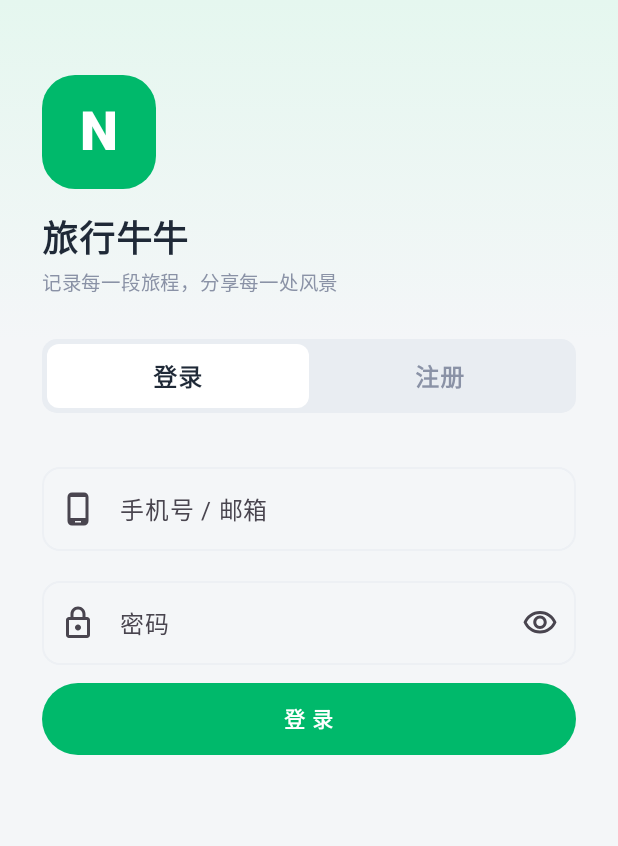
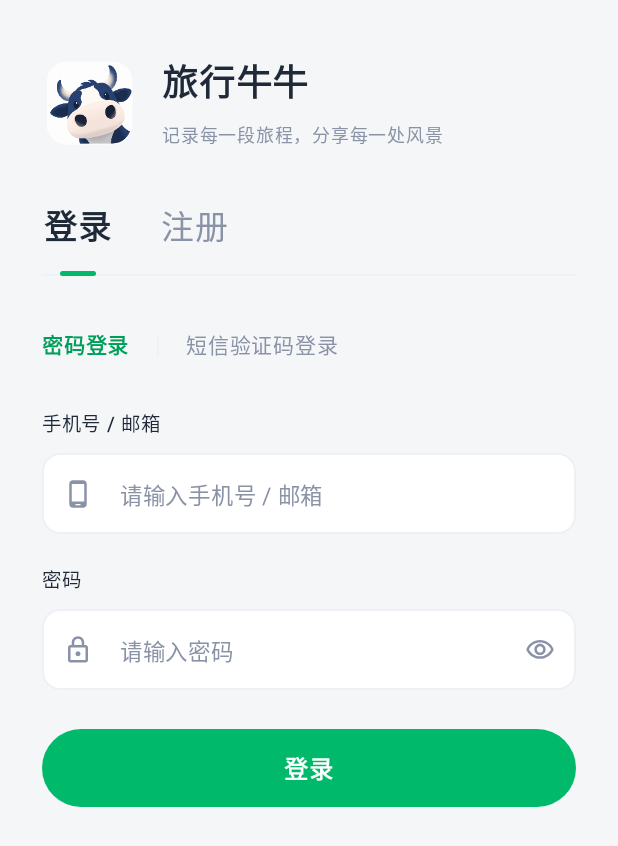
Before and after one commit to yanqishi1/NiuTrip, an Android app built with Jetpack Compose: the LoginScreen screen opened through its navigation route, on a phone screen of 412 x 824 dp. Shown: the top 846 px of the screen. Run offline under Robolectric (Android 15) with nearby library versions, the phone set to English and light mode, and no system bars; our stand-ins replace Room's generated code; libraries missing offline, so code that uses them is left out: com.amap.api.

Commit message:
feat: add SMS authentication and refresh login screen

```diff
--- a/app/src/main/java/com/niutrip/app/data/remote/ApiService.kt
+++ b/app/src/main/java/com/niutrip/app/data/remote/ApiService.kt
@@ -6,7 +6,9 @@ import retrofit2.http.*
 
 interface ApiService {
     @POST("auth/register/") suspend fun register(@Body body: RegisterIn): LoginOut
-    @POST("auth/email-code/") suspend fun sendEmailCode(@Body body: EmailCodeIn): EmailCodeOut
+    @POST("auth/email-code/") suspend fun sendEmailCode(@Body body: EmailCodeIn): VerificationCodeOut
+    @POST("auth/sms-code/") suspend fun sendSmsCode(@Body body: SmsCodeIn): VerificationCodeOut
+    @POST("auth/sms-login/") suspend fun smsLogin(@Body body: SmsLoginIn): LoginOut
     @POST("auth/login/") suspend fun login(@Body body: LoginIn): LoginOut
     @GET("user/profile/") suspend fun profile(): UserDto
     @PUT("user/profile/") suspend fun updateProfile(@Body body: ProfileUpdateIn): UserDto
--- a/app/src/main/java/com/niutrip/app/data/remote/Dtos.kt
+++ b/app/src/main/java/com/niutrip/app/data/remote/Dtos.kt
@@ -19,9 +19,12 @@ import kotlinx.serialization.Serializable
     val phone: String? = null,
     val email: String? = null,
     val email_code: String? = null,
+    val sms_code: String? = null,
 )
 @Serializable data class EmailCodeIn(val email: String)
-@Serializable data class EmailCodeOut(val detail: String, val expires_in: Int, val retry_after: Int)
+@Serializable data class SmsCodeIn(val phone: String, val purpose: String)
+@Serializable data class SmsLoginIn(val phone: String, val sms_code: String)
+@Serializable data class VerificationCodeOut(val detail: String, val expires_in: Int, val retry_after: Int)
 @Serializable data class LoginOut(val token: String, val user: UserDto)
 @Serializable data class ProfileUpdateIn(val username: String? = null, val avata_url: String? = null)
 @Serializable data class PasswordIn(val old_password: String, val new_password: String)
--- a/app/src/main/java/com/niutrip/app/ui/auth/AuthValidation.kt
+++ b/app/src/main/java/com/niutrip/app/ui/auth/AuthValidation.kt
@@ -2,7 +2,7 @@ package com.niutrip.app.ui.auth
 
 /** 注册时 identifier（手机号/邮箱）格式校验：含 @ 按邮箱校验，否则按大陆手机号。 */
 object AuthValidation {
-    private val PHONE = Regex("^1[3-9]\\d{9}$")
+    private val PHONE = Regex("^1[3-9][0-9]{9}$")
     private val EMAIL = Regex("^[^@\\s]+@[^@\\s]+\\.[^@\\s]+$")
 
     /** @return null=格式合法；否则为对应提示文案（提交与输入框实时提示共用）。 */
--- a/app/src/main/java/com/niutrip/app/ui/auth/LoginScreen.kt
+++ b/app/src/main/java/com/niutrip/app/ui/auth/LoginScreen.kt
@@ -1,85 +1,179 @@
 package com.niutrip.app.ui.auth
 
+import androidx.compose.foundation.Image
 import androidx.compose.foundation.background
 import androidx.compose.foundation.rememberScrollState
+import androidx.compose.foundation.selection.selectable
+import androidx.compose.foundation.selection.selectableGroup
+import androidx.compose.foundation.text.KeyboardOptions
 import androidx.compose.foundation.verticalScroll
-import androidx.compose.foundation.text.KeyboardOptions
 import androidx.compose.foundation.layout.*
 import androidx.compose.foundation.shape.RoundedCornerShape
 import androidx.compose.material.icons.Icons
-import androidx.compose.material.icons.outlined.Lock
-import androidx.compose.material.icons.outlined.Person
-import androidx.compose.material.icons.outlined.PhoneAndroid
-import androidx.compose.material.icons.outlined.Visibility
-import androidx.compose.material.icons.outlined.VisibilityOff
+import androidx.compose.material.icons.outlined.*
 import androidx.compose.material3.*
 import androidx.compose.runtime.*
+import androidx.compose.runtime.saveable.rememberSaveable
 import androidx.compose.ui.Alignment
 import androidx.compose.ui.Modifier
-import androidx.compose.ui.graphics.Brush
+import androidx.compose.ui.draw.clip
 import androidx.compose.ui.graphics.Color
+import androidx.compose.ui.graphics.vector.ImageVector
+import androidx.compose.ui.res.painterResource
+import androidx.compose.ui.semantics.Role
+import androidx.compose.ui.text.TextStyle
 import androidx.compose.ui.text.font.FontWeight
+import androidx.compose.ui.text.input.KeyboardType
 import androidx.compose.ui.text.input.PasswordVisualTransformation
-import androidx.compose.ui.text.input.KeyboardType
 import androidx.compose.ui.text.input.VisualTransformation
 import androidx.compose.ui.unit.dp
 import androidx.compose.ui.unit.sp
-import com.niutrip.app.ui.common.SegmentedControl
+import com.niutrip.app.R
 import com.niutrip.app.ui.theme.*
 
 @Composable fun LoginScreen(viewModel: LoginViewModel, onSuccess: () -> Unit) {
     val state by viewModel.state.collectAsState()
+    var passwordVisible by rememberSaveable { mutableStateOf(false) }
+    val busy = state.submit is AuthSubmitState.Loading || state.sendingCode
     LaunchedEffect(state.submit) { if (state.submit == AuthSubmitState.Success) onSuccess() }
-    Column(Modifier.fillMaxSize().background(Background).imePadding().verticalScroll(rememberScrollState())) {
-        Column(Modifier.fillMaxWidth().background(Brush.verticalGradient(listOf(Green50, Background))).padding(start = 28.dp, top = 50.dp, end = 28.dp, bottom = 26.dp)) {
-            Box(Modifier.size(76.dp).background(Green500, RoundedCornerShape(22.dp)), contentAlignment = Alignment.Center) {
-                Text("N", color = Color.White, fontSize = 36.sp, fontWeight = FontWeight.Black)
+    Column(
+        Modifier.fillMaxSize().background(Background).imePadding().verticalScroll(rememberScrollState()),
+        horizontalAlignment = Alignment.CenterHorizontally
+    ) {
+        Column(Modifier.widthIn(max = 496.dp).fillMaxWidth().padding(horizontal = 28.dp).padding(top = 36.dp, bottom = 32.dp)) {
+            Row(verticalAlignment = Alignment.CenterVertically, horizontalArrangement = Arrangement.spacedBy(16.dp)) {
+                Image(painterResource(R.mipmap.ic_launcher_square), null,
+                    Modifier.size(64.dp).clip(RoundedCornerShape(16.dp)))
+                Column(Modifier.weight(1f), verticalArrangement = Arrangement.spacedBy(6.dp)) {
+                    Text("旅行牛牛", color = Ink, fontSize = 24.sp, fontWeight = FontWeight.Bold)
+                    Text("记录每一段旅程，分享每一处风景", color = Muted, fontSize = 12.sp)
+                }
             }
-            Spacer(Modifier.height(14.dp)); Text("旅行牛牛", fontSize = 24.sp, fontWeight = FontWeight.Bold)
-            Text("记录每一段旅程，分享每一处风景", color = Muted, fontSize = 13.sp)
-        }
-        SegmentedControl(listOf("登录", "注册"), if (state.mode == AuthMode.LOGIN) 0 else 1,
-            { viewModel.setMode(if (it == 0) AuthMode.LOGIN else AuthMode.REGISTER) }, Modifier.padding(horizontal = 28.dp))
-        Column(Modifier.padding(28.dp), verticalArrangement = Arrangement.spacedBy(12.dp)) {
-            if (state.mode == AuthMode.REGISTER) OutlinedTextField(state.username, viewModel::setUsername, Modifier.fillMaxWidth(), label = { Text("用户名") }, leadingIcon = { Icon(Icons.Outlined.Person, null) }, singleLine = true, shape = RoundedCornerShape(12.dp))
-            // 注册时实时校验手机号/邮箱格式（登录不拦，交由服务端判定）
-            val identifierHint = if (state.mode == AuthMode.REGISTER && state.identifier.isNotBlank()) AuthValidation.identifierError(state.identifier) else null
-            OutlinedTextField(state.identifier, viewModel::setIdentifier, Modifier.fillMaxWidth(), label = { Text("手机号 / 邮箱") }, leadingIcon = { Icon(Icons.Outlined.PhoneAndroid, null) }, singleLine = true, shape = RoundedCornerShape(12.dp),
-                isError = identifierHint != null, supportingText = identifierHint?.let { hint -> { Text(hint, color = MaterialTheme.colorScheme.error) } })
-            if (state.emailRegistration) {
-                Row(Modifier.fillMaxWidth(), verticalAlignment = Alignment.CenterVertically, horizontalArrangement = Arrangement.spacedBy(8.dp)) {
-                    OutlinedTextField(state.emailCode, viewModel::setEmailCode, Modifier.weight(1f),
-                        label = { Text("邮箱验证码") }, singleLine = true,
-                        keyboardOptions = KeyboardOptions(keyboardType = KeyboardType.Number), shape = RoundedCornerShape(12.dp))
-                    TextButton(viewModel::sendEmailCode,
-                        enabled = !state.sendingCode && state.resendSeconds == 0 && identifierHint == null && state.submit !is AuthSubmitState.Loading) {
-                        Text(if (state.sendingCode) "发送中" else if (state.resendSeconds > 0) "${state.resendSeconds} 秒后重发" else "获取验证码")
+            Spacer(Modifier.height(32.dp))
+            Box {
+                HorizontalDivider(Modifier.align(Alignment.BottomCenter), color = Line)
+                Row(Modifier.selectableGroup(), horizontalArrangement = Arrangement.spacedBy(30.dp)) {
+                    AuthTab("登录", state.mode == AuthMode.LOGIN, !busy) { viewModel.setMode(AuthMode.LOGIN) }
+                    AuthTab("注册", state.mode == AuthMode.REGISTER, !busy) { viewModel.setMode(AuthMode.REGISTER) }
+                }
+            }
+            Spacer(Modifier.height(24.dp))
+            Column(verticalArrangement = Arrangement.spacedBy(18.dp)) {
+                if (state.mode == AuthMode.LOGIN) {
+                    Row(Modifier.selectableGroup(), verticalAlignment = Alignment.CenterVertically,
+                        horizontalArrangement = Arrangement.spacedBy(18.dp)) {
+                        LoginMethodChoice("密码登录", state.loginMethod == LoginMethod.PASSWORD, !busy) {
+                            viewModel.setLoginMethod(LoginMethod.PASSWORD)
+                        }
+                        VerticalDivider(Modifier.height(14.dp), color = Line)
+                        LoginMethodChoice("短信验证码登录", state.loginMethod == LoginMethod.SMS, !busy) {
+                            viewModel.setLoginMethod(LoginMethod.SMS)
+                        }
                     }
                 }
-                state.codeMessage?.let { Text(it, color = Green500, fontSize = 12.sp) }
-                state.codeError?.let { Text(it, color = MaterialTheme.colorScheme.error, fontSize = 12.sp) }
-            }
-            var passwordVisible by remember { mutableStateOf(false) }
-            OutlinedTextField(state.password, viewModel::setPassword, Modifier.fillMaxWidth(), label = { Text("密码") }, leadingIcon = { Icon(Icons.Outlined.Lock, null) },
-                visualTransformation = if (passwordVisible) VisualTransformation.None else PasswordVisualTransformation(),
-                trailingIcon = { IconButton({ passwordVisible = !passwordVisible }) { Icon(if (passwordVisible) Icons.Outlined.VisibilityOff else Icons.Outlined.Visibility, if (passwordVisible) "隐藏密码" else "显示密码") } },
-                singleLine = true, shape = RoundedCornerShape(12.dp))
-            if (state.mode == AuthMode.REGISTER) {
-                // 二次输入密码防手误；小眼睛与主密码框联动
-                val confirmMismatch = state.confirmPassword.isNotEmpty() && state.confirmPassword != state.password
-                OutlinedTextField(state.confirmPassword, viewModel::setConfirmPassword, Modifier.fillMaxWidth(), label = { Text("确认密码") }, leadingIcon = { Icon(Icons.Outlined.Lock, null) },
-                    visualTransformation = if (passwordVisible) VisualTransformation.None else PasswordVisualTransformation(),
-                    trailingIcon = { IconButton({ passwordVisible = !passwordVisible }) { Icon(if (passwordVisible) Icons.Outlined.VisibilityOff else Icons.Outlined.Visibility, if (passwordVisible) "隐藏密码" else "显示密码") } },
-                    isError = confirmMismatch,
-                    supportingText = if (confirmMismatch) { { Text("两次输入的密码不一致", color = MaterialTheme.colorScheme.error) } } else null,
-                    singleLine = true, shape = RoundedCornerShape(12.dp))
-            }
-            val error = (state.submit as? AuthSubmitState.Error)?.message
-            if (error != null) Text(error, color = MaterialTheme.colorScheme.error, fontSize = 12.sp)
-            Button(viewModel::submit, Modifier.fillMaxWidth().height(48.dp), enabled = state.submit !is AuthSubmitState.Loading && !state.sendingCode, shape = RoundedCornerShape(24.dp)) {
-                if (state.submit is AuthSubmitState.Loading) CircularProgressIndicator(Modifier.size(20.dp), color = Color.White, strokeWidth = 2.dp)
-                else Text(if (state.mode == AuthMode.LOGIN) "登 录" else "注 册")
+                if (state.mode == AuthMode.REGISTER) {
+                    AuthField(state.username, viewModel::setUsername, "用户名", Icons.Outlined.Person)
+                }
+                val identifierHint = if (state.needsCode && state.identifier.isNotBlank()) {
+                    if (state.smsLogin && '@' in state.identifier) "请输入正确的手机号（11 位，1 开头）"
+                    else AuthValidation.identifierError(state.identifier)
+                } else null
+                AuthField(state.identifier, viewModel::setIdentifier,
+                    if (state.smsLogin) "手机号" else "手机号 / 邮箱",
+                    if (state.emailRegistration) Icons.Outlined.Email else Icons.Outlined.PhoneAndroid,
+                    keyboardType = if (state.smsLogin) KeyboardType.Phone else KeyboardType.Email,
+                    error = identifierHint)
+                if (state.needsCode) {
+                    Column(verticalArrangement = Arrangement.spacedBy(8.dp)) {
+                        AuthField(if (state.emailRegistration) state.emailCode else state.smsCode,
+                            { if (state.emailRegistration) viewModel.setEmailCode(it) else viewModel.setSmsCode(it) },
+                            if (state.emailRegistration) "邮箱验证码" else "短信验证码",
+                            if (state.emailRegistration) Icons.Outlined.Email else Icons.Outlined.Sms,
+                            keyboardType = KeyboardType.Number,
+                            trailing = {
+                                Row(verticalAlignment = Alignment.CenterVertically) {
+                                    VerticalDivider(Modifier.height(20.dp), color = Line)
+                                    TextButton(viewModel::sendCode,
+                                        modifier = Modifier.width(106.dp).height(48.dp),
+                                        contentPadding = PaddingValues(horizontal = 4.dp),
+                                        enabled = state.identifier.isNotBlank() && !busy && state.resendSeconds == 0 && identifierHint == null,
+                                        colors = ButtonDefaults.textButtonColors(contentColor = Green700, disabledContentColor = Muted)) {
+                                        Text(if (state.sendingCode) "发送中" else if (state.resendSeconds > 0) "${state.resendSeconds} 秒后重发" else "获取验证码",
+                                            fontSize = 12.sp, maxLines = 1)
+                                    }
+                                }
+                            })
+                        state.codeMessage?.let { Text(it, color = Green700, fontSize = 12.sp) }
+                        state.codeError?.let { Text(it, color = Danger, fontSize = 12.sp) }
+                    }
+                }
+                val visibilityToggle: @Composable () -> Unit = {
+                    IconButton({ passwordVisible = !passwordVisible }) {
+                        Icon(if (passwordVisible) Icons.Outlined.VisibilityOff else Icons.Outlined.Visibility,
+                            if (passwordVisible) "隐藏密码" else "显示密码", Modifier.size(20.dp), tint = Muted)
+                    }
+                }
+                if (!state.smsLogin) {
+                    AuthField(state.password, viewModel::setPassword, "密码", Icons.Outlined.Lock,
+                        secure = true, visible = passwordVisible, trailing = visibilityToggle)
+                }
+                if (state.mode == AuthMode.REGISTER) {
+                    val mismatch = state.confirmPassword.isNotEmpty() && state.confirmPassword != state.password
+                    AuthField(state.confirmPassword, viewModel::setConfirmPassword, "确认密码", Icons.Outlined.Lock,
+                        secure = true, visible = passwordVisible, trailing = visibilityToggle,
+                        error = if (mismatch) "两次输入的密码不一致" else null)
+                }
+                (state.submit as? AuthSubmitState.Error)?.message?.let { Text(it, color = Danger, fontSize = 12.sp) }
+                Button(viewModel::submit, Modifier.padding(top = 8.dp).fillMaxWidth().height(52.dp), enabled = !busy,
+                    shape = RoundedCornerShape(26.dp), colors = ButtonDefaults.buttonColors(containerColor = Green500)) {
+                    if (state.submit is AuthSubmitState.Loading) {
+                        CircularProgressIndicator(Modifier.size(20.dp), color = Color.White, strokeWidth = 2.dp)
+                    } else {
+                        Text(if (state.mode == AuthMode.LOGIN) "登录" else "创建账号", fontSize = 16.sp, fontWeight = FontWeight.SemiBold)
+                    }
+                }
             }
         }
     }
 }
+
+@Composable private fun AuthTab(title: String, selected: Boolean, enabled: Boolean, onClick: () -> Unit) {
+    Column(Modifier.widthIn(min = 48.dp).selectable(selected, enabled = enabled, role = Role.Tab, onClick = onClick),
+        horizontalAlignment = Alignment.CenterHorizontally) {
+        Text(title, color = if (selected) Ink else Muted, fontSize = 22.sp,
+            fontWeight = if (selected) FontWeight.Bold else FontWeight.Medium)
+        Spacer(Modifier.height(13.dp))
+        Box(Modifier.size(24.dp, 3.dp).clip(RoundedCornerShape(2.dp)).background(if (selected) Green500 else Color.Transparent))
+    }
+}
+
+@Composable private fun LoginMethodChoice(title: String, selected: Boolean, enabled: Boolean, onClick: () -> Unit) {
+    Box(Modifier.heightIn(min = 44.dp).selectable(selected, enabled = enabled, role = Role.Tab, onClick = onClick),
+        contentAlignment = Alignment.Center) {
+        Text(title, color = if (selected) Green700 else Muted, fontSize = 14.sp,
+            fontWeight = if (selected) FontWeight.SemiBold else FontWeight.Normal)
+    }
+}
+
+@Composable private fun AuthField(
+    value: String, onValueChange: (String) -> Unit, label: String, icon: ImageVector,
+    keyboardType: KeyboardType = KeyboardType.Text, secure: Boolean = false, visible: Boolean = false,
+    error: String? = null, trailing: (@Composable () -> Unit)? = null
+) {
+    Column(verticalArrangement = Arrangement.spacedBy(8.dp)) {
+        Text(label, color = Ink, fontSize = 13.sp, fontWeight = FontWeight.Medium)
+        OutlinedTextField(value, onValueChange, Modifier.fillMaxWidth().height(54.dp),
+            placeholder = { Text("请输入$label", fontSize = 15.sp) },
+            textStyle = TextStyle(fontSize = 15.sp, color = Ink),
+            leadingIcon = { Icon(icon, null, Modifier.size(20.dp), tint = Muted) },
+            trailingIcon = trailing,
+            visualTransformation = if (secure && !visible) PasswordVisualTransformation() else VisualTransformation.None,
+            keyboardOptions = KeyboardOptions(keyboardType = if (secure) KeyboardType.Password else keyboardType),
+            singleLine = true, shape = RoundedCornerShape(12.dp), isError = error != null,
+            colors = OutlinedTextFieldDefaults.colors(
+                focusedContainerColor = Color.White, unfocusedContainerColor = Color.White, errorContainerColor = Color.White,
+                focusedBorderColor = Green500, unfocusedBorderColor = Line, errorBorderColor = Danger,
+                focusedPlaceholderColor = Muted, unfocusedPlaceholderColor = Muted))
+        error?.let { Text(it, color = Danger, fontSize = 12.sp) }
+    }
+}
```
Also changed, not shown: app/src/main/java/com/niutrip/app/data/repo/AuthRepository.kt (+14 -3 lines), app/src/main/java/com/niutrip/app/ui/auth/LoginViewModel.kt (+44 -17 lines), 4 other files.
